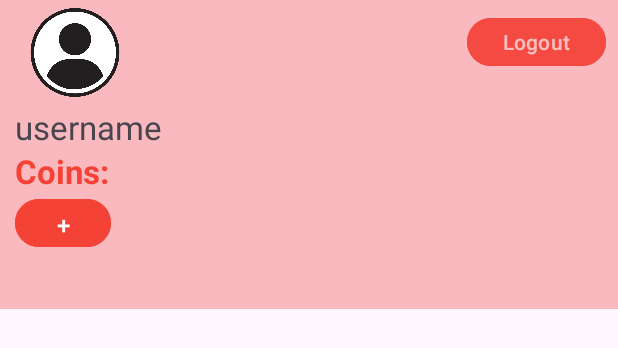
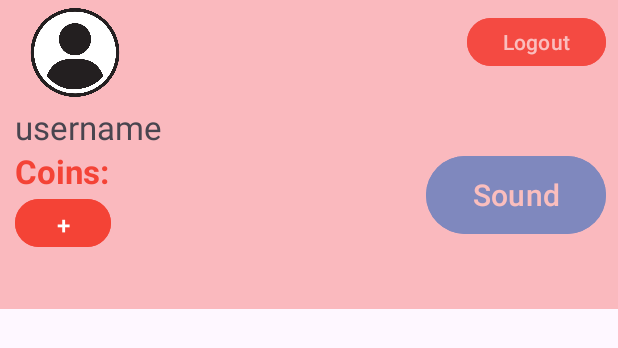
Before and after one commit to Huycute1104/MiniProjectMobile, an Android app: the layout activity_race.xml on its own in the app's theme, with its tools: preview values and no code run, on a phone screen of 412 x 824 dp. Shown: the top 348 px of the screen. Run offline under Robolectric (Android 15) with nearby library versions, the phone set to English and light mode, and no system bars.

Commit message:
PlaySound_Hai

```diff
--- a/app/src/main/res/layout/activity_race.xml
+++ b/app/src/main/res/layout/activity_race.xml
@@ -15,6 +15,19 @@
         android:text="Logout"
         app:layout_constraintEnd_toEndOf="parent"
         app:layout_constraintTop_toTopOf="parent" />
+
+    <Button
+        android:id="@+id/btnToggleMusic"
+        android:layout_width="120dp"
+        android:layout_height="60dp"
+        android:layout_marginTop="100dp"
+        android:layout_marginEnd="8dp"
+        android:backgroundTint="#39A7FF"
+        android:text="Sound"
+        android:textSize="20sp"
+        app:layout_constraintEnd_toEndOf="parent"
+        app:layout_constraintTop_toTopOf="parent" />
+
 
     <LinearLayout
         android:layout_width="match_parent"
@@ -34,12 +47,13 @@
                 android:layout_width="100dp"
                 android:layout_height="70dp"
                 android:src="@drawable/user_avt" />
+
             <TextView
                 android:id="@+id/txtUsername"
                 android:layout_width="wrap_content"
                 android:layout_height="wrap_content"
+                android:layout_marginLeft="10dp"
                 android:text="username"
-                android:layout_marginLeft="10dp"
                 android:textAlignment="center"
                 android:textSize="22dp" />
 
@@ -47,22 +61,21 @@
                 android:id="@+id/txtCoins"
                 android:layout_width="wrap_content"
                 android:layout_height="wrap_content"
+                android:layout_marginLeft="10dp"
                 android:text="Coins:"
-                android:layout_marginLeft="10dp"
                 android:textAlignment="center"
                 android:textColor="#F44336"
                 android:textSize="22dp"
-                android:textStyle="bold"
-                />
+                android:textStyle="bold" />
 
             <Button
                 android:id="@+id/btnAddMore"
                 android:layout_width="64dp"
                 android:layout_height="40dp"
+                android:layout_marginLeft="10dp"
                 android:backgroundTint="#F44336"
                 android:text="+"
-                android:textSize="16dp"
-                android:layout_marginLeft="10dp"/>
+                android:textSize="16dp" />
         </LinearLayout>
 
         <LinearLayout
```
Also changed, not shown: app/src/main/java/com/example/miniproject/LoginActivity.java (+2 -6 lines), app/src/main/java/com/example/miniproject/RaceActivity.java (+30 -0 lines), 1 other file.
